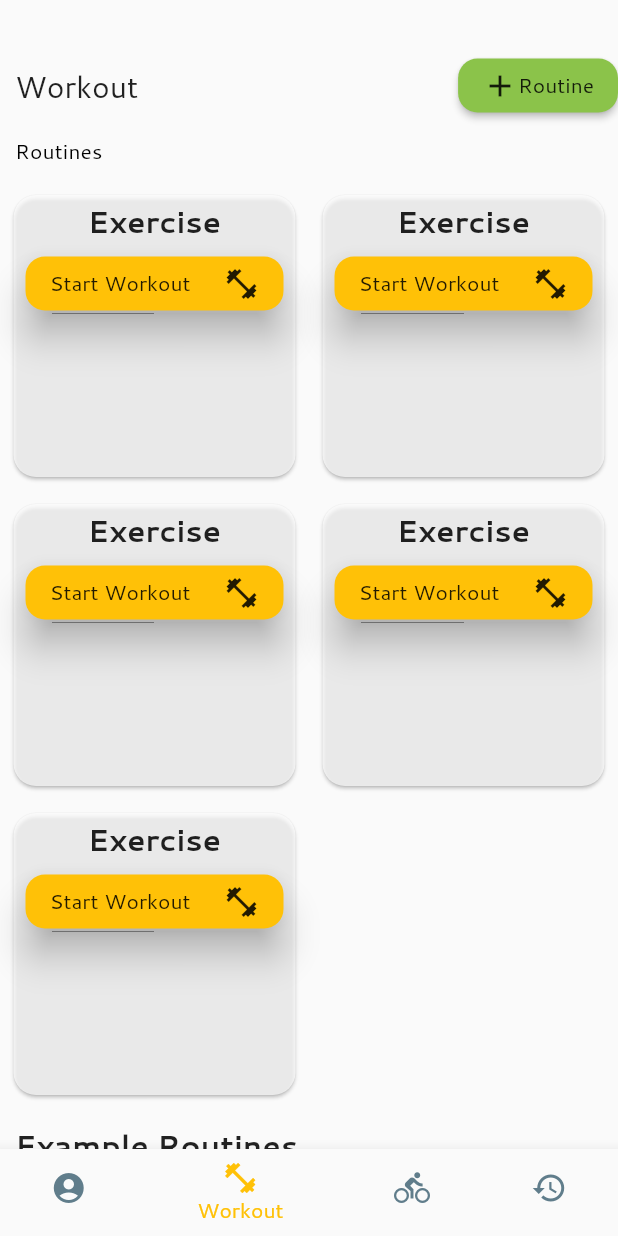
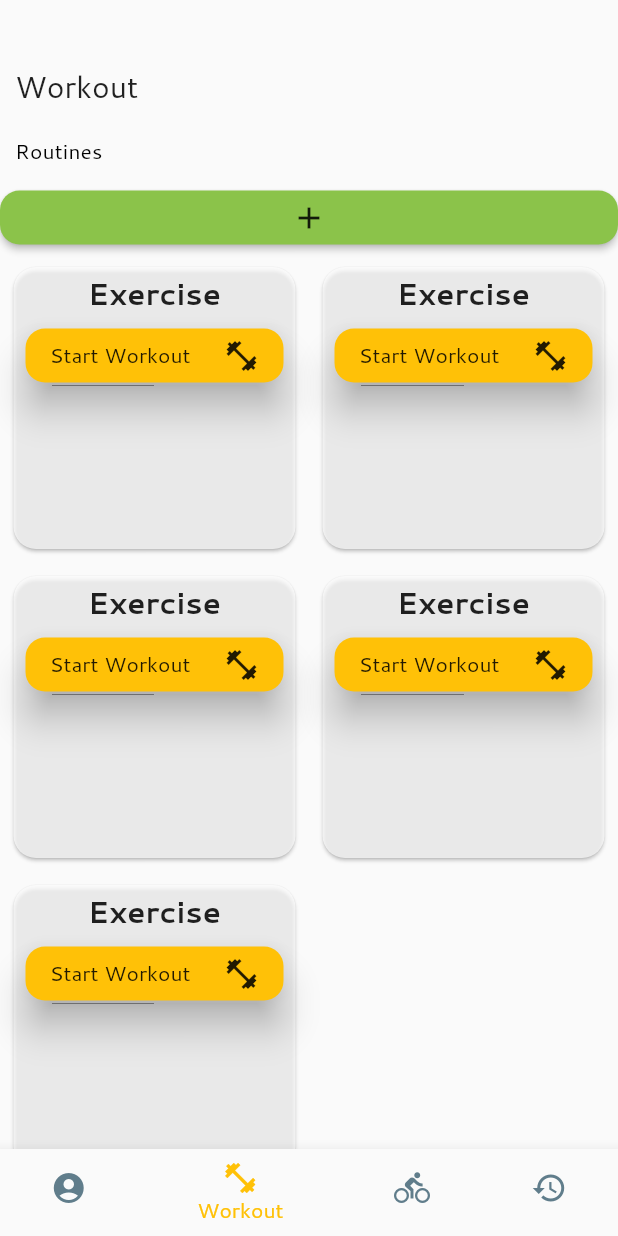
Before and after one commit to tylerreece22/workout-tracking-essentials, a Flutter app: the screen it shows after launch, on a phone screen of 412 x 824 dp. Run offline on Flutter 3.47's test engine with Material 2 defaults, Android fonts, the phone set to English and light mode, and no system bars.

Commit message:
Functioning CreateRoutine page and navigation

```diff
--- a/lib/exercise/ExerciseCard.dart
+++ b/lib/exercise/RoutineCard.dart
@@ -1,5 +1,5 @@
 import 'package:flutter/material.dart';
-import 'package:workout_tracking_essentials/exercise/ExerciseCardDetail.dart';
+import 'package:workout_tracking_essentials/exercise/RoutineCardDetail.dart';
 
 class ExerciseCard extends StatefulWidget {
   final String title;
--- a/lib/main.dart
+++ b/lib/main.dart
@@ -39,7 +39,7 @@ class _MyHomePageState extends State<MyHomePage> {
       'Profile',
       style: optionStyle,
     ),
-    WorkoutHome(style: optionStyle),
+    WorkoutHome(),
     ExerciseHome(style: optionStyle),
     Text(
       'History',
--- a/lib/workout/MyRoutines.dart
+++ b/lib/workout/MyRoutines.dart
@@ -1,5 +1,5 @@
 import 'package:flutter/material.dart';
-import 'package:workout_tracking_essentials/exercise/ExerciseCard.dart';
+import 'package:workout_tracking_essentials/exercise/RoutineCard.dart';
 
 class MyRoutines extends StatelessWidget {
   @override
--- a/lib/workout/WorkoutHome.dart
+++ b/lib/workout/WorkoutHome.dart
@@ -1,11 +1,10 @@
 import 'package:flutter/material.dart';
-import 'package:workout_tracking_essentials/exercise/ExerciseCard.dart';
+import 'package:workout_tracking_essentials/exercise/CreateRoutine.dart';
+import 'package:workout_tracking_essentials/exercise/RoutineCard.dart';
 
 import 'MyRoutines.dart';
 
 class WorkoutHome extends StatelessWidget {
-  WorkoutHome({this.style}) : super();
-  final TextStyle style;
 
   @override
   Widget build(BuildContext context) {
@@ -32,16 +31,6 @@ class WorkoutHome extends StatelessWidget {
                     ),
                     Column(
                       children: <Widget>[
-                        RaisedButton(
-                          onPressed: () => print('I was tapped'),
-                          child: Row(
-                            children: <Widget>[
-                              Icon(Icons.add),
-                              Text('Routine'),
-                            ],
-                          ),
-                          color: Colors.lightGreen,
-                        )
                       ],
                     ),
                   ],
@@ -53,6 +42,11 @@ class WorkoutHome extends StatelessWidget {
                     style: Theme.of(context).textTheme.subtitle,
                   ),
                 ),
+                RaisedButton(
+                  onPressed: () => Navigator.push(context, MaterialPageRoute(builder: (context) => CreateRoutine())),
+                  child: Icon(Icons.add),
+                  color: Colors.lightGreen,
+                )
               ],
             ),
           ),
```
Also changed, not shown: lib/exercise/CreateRoutine.dart (added, +51 -0 lines), lib/exercise/RoutineCardDetail.dart (renamed from lib/exercise/ExerciseCardDetail.dart).
